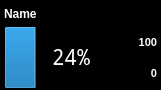
This is gui/monitor/monitor.ui in MariuszSuchenek/MVM_GUI_test2 as Qt 5 draws it before an edit. The edited form follows.
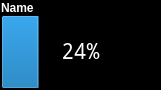
This is the edited form. The open tabs and pages were chosen to show the change.

Commit message: Added widget configurability for the kind displayed for a monitor (i.e. default or progress bar)

The edit to the form file:
```diff
--- a/gui/monitor/monitor.ui
+++ b/gui/monitor/monitor.ui
@@ -506,13 +506,13 @@
      </property>
      <layout class="QGridLayout" name="gridLayout">
       <property name="leftMargin">
-       <number>3</number>
+       <number>0</number>
       </property>
       <property name="topMargin">
        <number>0</number>
       </property>
       <property name="rightMargin">
-       <number>3</number>
+       <number>0</number>
       </property>
       <property name="bottomMargin">
        <number>0</number>
@@ -520,47 +520,6 @@
       <property name="spacing">
        <number>0</number>
       </property>
-      <item row="0" column="0" colspan="3">
-       <widget class="QLabel" name="label_name">
-        <property name="sizePolicy">
-         <sizepolicy hsizetype="Preferred" vsizetype="Preferred">
-          <horstretch>0</horstretch>
-          <verstretch>0</verstretch>
-         </sizepolicy>
-        </property>
-        <property name="font">
-         <font>
-          <weight>75</weight>
-          <bold>true</bold>
-          <stylestrategy>PreferAntialias</stylestrategy>
-         </font>
-        </property>
-        <property name="text">
-         <string>Name</string>
-        </property>
-        <property name="alignment">
-         <set>Qt::AlignLeading|Qt::AlignLeft|Qt::AlignVCenter</set>
-        </property>
-       </widget>
-      </item>
-      <item row="3" column="2">
-       <widget class="QLabel" name="label_max">
-        <property name="font">
-         <font>
-          <pointsize>8</pointsize>
-          <weight>75</weight>
-          <bold>true</bold>
-          <stylestrategy>PreferAntialias</stylestrategy>
-         </font>
-        </property>
-        <property name="text">
-         <string>100</string>
-        </property>
-        <property name="alignment">
-         <set>Qt::AlignRight|Qt::AlignTrailing|Qt::AlignVCenter</set>
-        </property>
-       </widget>
-      </item>
       <item row="6" column="0" colspan="3">
        <layout class="QGridLayout" name="stats_slots">
         <property name="spacing">
@@ -568,25 +527,7 @@
         </property>
        </layout>
       </item>
-      <item row="4" column="2">
-       <widget class="QLabel" name="label_min">
-        <property name="font">
-         <font>
-          <pointsize>8</pointsize>
-          <weight>75</weight>
-          <bold>true</bold>
-          <stylestrategy>PreferAntialias</stylestrategy>
-         </font>
-        </property>
-        <property name="text">
-         <string>0</string>
-        </property>
-        <property name="alignment">
-         <set>Qt::AlignRight|Qt::AlignTrailing|Qt::AlignVCenter</set>
-        </property>
-       </widget>
-      </item>
-      <item row="3" column="1" rowspan="2">
+      <item row="5" column="0">
        <widget class="QStackedWidget" name="display_opts">
         <widget class="QWidget" name="text">
          <layout class="QGridLayout" name="gridLayout_3">
@@ -605,7 +546,25 @@
           <property name="spacing">
            <number>0</number>
           </property>
-          <item row="0" column="0">
+          <item row="1" column="1">
+           <widget class="QLabel" name="label_min">
+            <property name="font">
+             <font>
+              <pointsize>8</pointsize>
+              <weight>75</weight>
+              <bold>true</bold>
+              <stylestrategy>PreferAntialias</stylestrategy>
+             </font>
+            </property>
+            <property name="text">
+             <string>0</string>
+            </property>
+            <property name="alignment">
+             <set>Qt::AlignRight|Qt::AlignTrailing|Qt::AlignVCenter</set>
+            </property>
+           </widget>
+          </item>
+          <item row="0" column="0" rowspan="2">
            <widget class="QLabel" name="label_value">
             <property name="font">
              <font>
@@ -621,6 +580,24 @@
             </property>
            </widget>
           </item>
+          <item row="0" column="1">
+           <widget class="QLabel" name="label_max">
+            <property name="font">
+             <font>
+              <pointsize>8</pointsize>
+              <weight>75</weight>
+              <bold>true</bold>
+              <stylestrategy>PreferAntialias</stylestrategy>
+             </font>
+            </property>
+            <property name="text">
+             <string>100</string>
+            </property>
+            <property name="alignment">
+             <set>Qt::AlignRight|Qt::AlignTrailing|Qt::AlignVCenter</set>
+            </property>
+           </widget>
+          </item>
          </layout>
         </widget>
         <widget class="QWidget" name="progresbar">
@@ -648,6 +625,97 @@
               <verstretch>0</verstretch>
              </sizepolicy>
             </property>
+            <property name="palette">
+             <palette>
+              <active>
+               <colorrole role="WindowText">
+                <brush brushstyle="SolidPattern">
+                 <color alpha="255">
+                  <red>0</red>
+                  <green>0</green>
+                  <blue>0</blue>
+                 </color>
+                </brush>
+               </colorrole>
+               <colorrole role="HighlightedText">
+                <brush brushstyle="SolidPattern">
+                 <color alpha="255">
+                  <red>0</red>
+                  <green>0</green>
+                  <blue>0</blue>
+                 </color>
+                </brush>
+               </colorrole>
+               <colorrole role="NoRole">
+                <brush brushstyle="SolidPattern">
+                 <color alpha="255">
+                  <red>0</red>
+                  <green>0</green>
+                  <blue>0</blue>
+                 </color>
+                </brush>
+               </colorrole>
+              </active>
+              <inactive>
+               <colorrole role="WindowText">
+                <brush brushstyle="SolidPattern">
+                 <color alpha="255">
+                  <red>0</red>
+                  <green>0</green>
+                  <blue>0</blue>
+                 </color>
+                </brush>
+               </colorrole>
+               <colorrole role="HighlightedText">
+                <brush brushstyle="SolidPattern">
+                 <color alpha="255">
+                  <red>0</red>
+                  <green>0</green>
+                  <blue>0</blue>
+                 </color>
+                </brush>
+               </colorrole>
+               <colorrole role="NoRole">
+                <brush brushstyle="SolidPattern">
+                 <color alpha="255">
+                  <red>0</red>
+                  <green>0</green>
+                  <blue>0</blue>
+                 </color>
+                </brush>
+               </colorrole>
+              </inactive>
+              <disabled>
+               <colorrole role="WindowText">
+                <brush brushstyle="SolidPattern">
+                 <color alpha="255">
+                  <red>0</red>
+                  <green>0</green>
+                  <blue>0</blue>
+                 </color>
+                </brush>
+               </colorrole>
+               <colorrole role="HighlightedText">
+                <brush brushstyle="SolidPattern">
+                 <color alpha="255">
+                  <red>0</red>
+                  <green>0</green>
+                  <blue>0</blue>
+                 </color>
+                </brush>
+               </colorrole>
+               <colorrole role="NoRole">
+                <brush brushstyle="SolidPattern">
+                 <color alpha="255">
+                  <red>0</red>
+                  <green>0</green>
+                  <blue>0</blue>
+                 </color>
+                </brush>
+               </colorrole>
+              </disabled>
+             </palette>
+            </property>
             <property name="font">
              <font>
               <family>Noto Mono</family>
@@ -665,6 +733,32 @@
         </widget>
        </widget>
       </item>
+      <item row="0" column="0" colspan="3">
+       <widget class="QLabel" name="label_name">
+        <property name="sizePolicy">
+         <sizepolicy hsizetype="Preferred" vsizetype="Preferred">
+          <horstretch>0</horstretch>
+          <verstretch>0</verstretch>
+         </sizepolicy>
+        </property>
+        <property name="font">
+         <font>
+          <weight>75</weight>
+          <bold>true</bold>
+          <stylestrategy>PreferAntialias</stylestrategy>
+         </font>
+        </property>
+        <property name="text">
+         <string>Name</string>
+        </property>
+        <property name="alignment">
+         <set>Qt::AlignLeading|Qt::AlignLeft|Qt::AlignVCenter</set>
+        </property>
+        <property name="margin">
+         <number>0</number>
+        </property>
+       </widget>
+      </item>
      </layout>
     </widget>
    </item>
```
Left out of the diff: 19 changed lines with no effect on the pictures.
